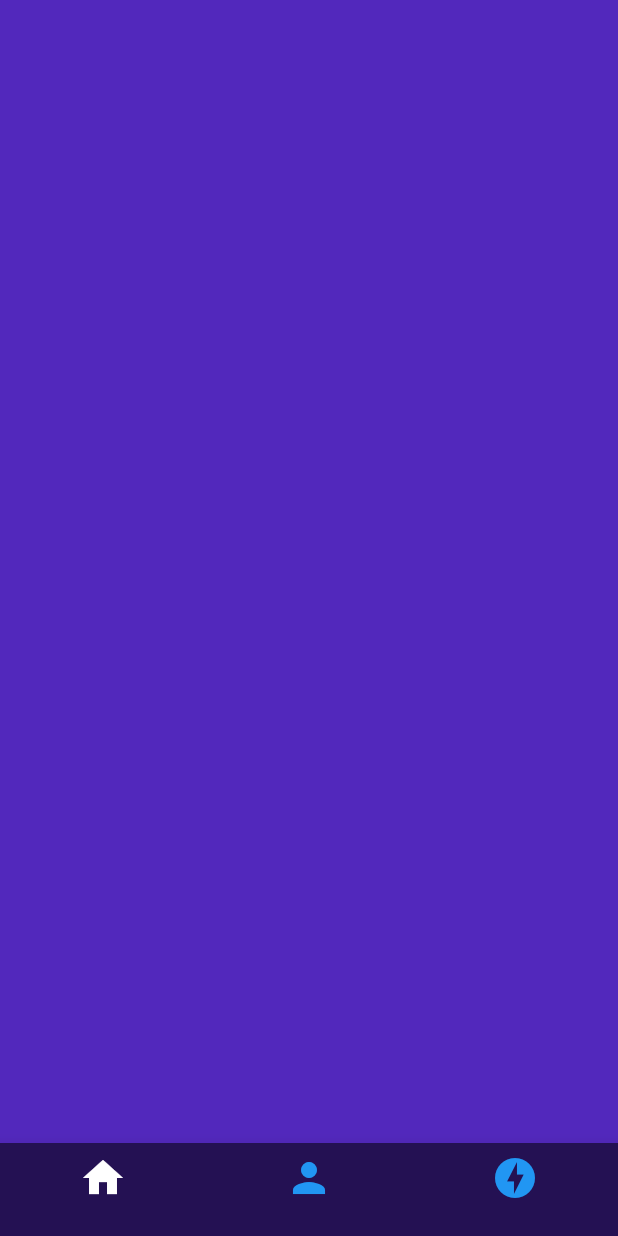
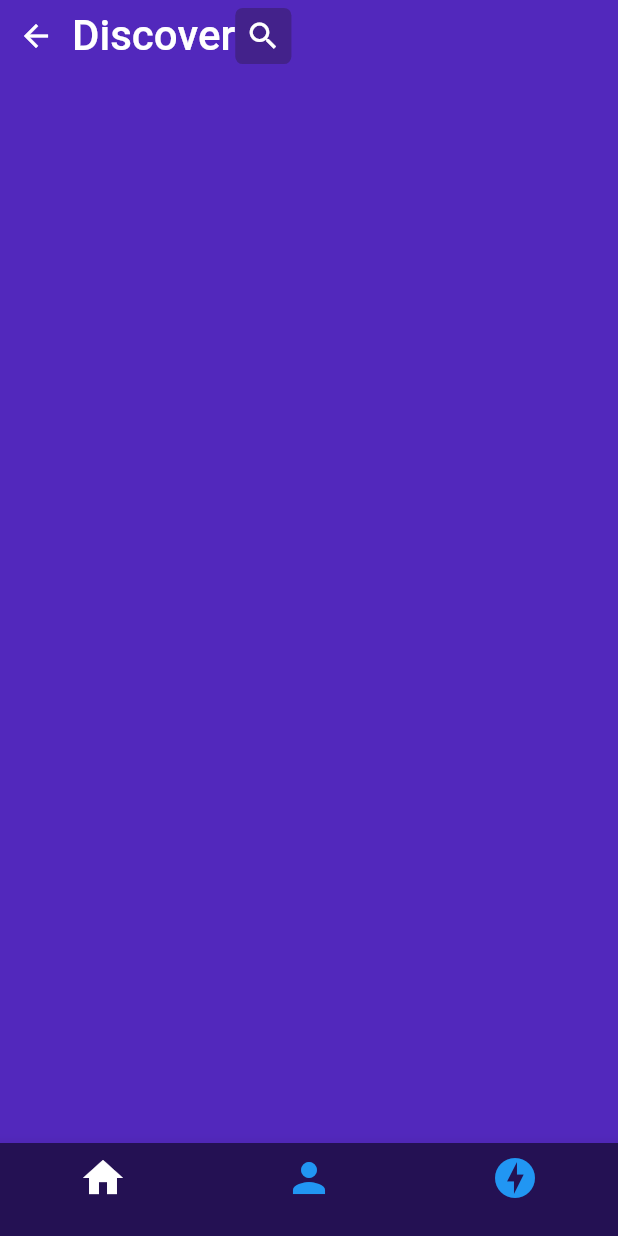
Before and after one commit to twumm/zygote-nike-layout, a Flutter app: the screen it shows after launch, on a phone screen of 412 x 824 dp. Run offline on Flutter 3.47's test engine with Material 2 defaults, Android fonts, the phone set to English and light mode, and no system bars.

Commit message:
feature: Add Container with icon for the top section

```diff
--- a/lib/pages/home/home.dart
+++ b/lib/pages/home/home.dart
@@ -23,10 +23,38 @@ class _HomeState extends State<Home> {
             children: <Widget>[
               Row(
                 children: <Widget>[
-                  // IconButton(
-                  //   icon: Icon(Icons.arrow_back),
-                  //   onPressed: () {},
-                  // )
+                  IconButton(
+                    icon: Icon(
+                      Icons.arrow_back,
+                      color: Theme.of(context).cursorColor,
+                    ),
+                    onPressed: () {},
+                  ),
+                  Text(
+                    'Discover',
+                    style: Theme.of(
+                      context,
+                    ).textTheme.display1.copyWith(
+                          color: Theme.of(
+                            context,
+                          ).cursorColor,
+                          fontWeight: FontWeight.w500,
+                        ),
+                  ),
+                  Container(
+                    width: screenWidth / 11,
+                    height: screenWidth / 11,
+                    decoration: BoxDecoration(
+                      color: Theme.of(context).primaryColorLight,
+                      borderRadius: BorderRadius.all(
+                        Radius.circular(5),
+                      ),
+                    ),
+                    child: Icon(
+                      Icons.search,
+                      color: Theme.of(context).cursorColor,
+                    ),
+                  )
                 ],
               )
             ],
```
